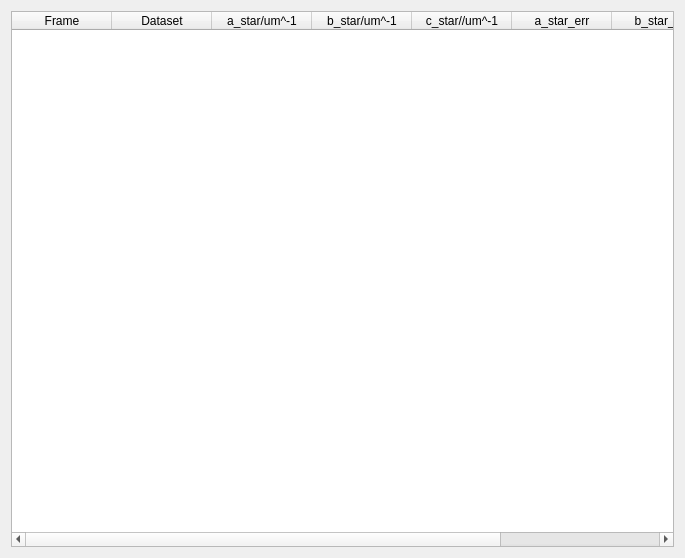
Qt form cxi_viewer/table.ui (lixx11/tools) before a commit.
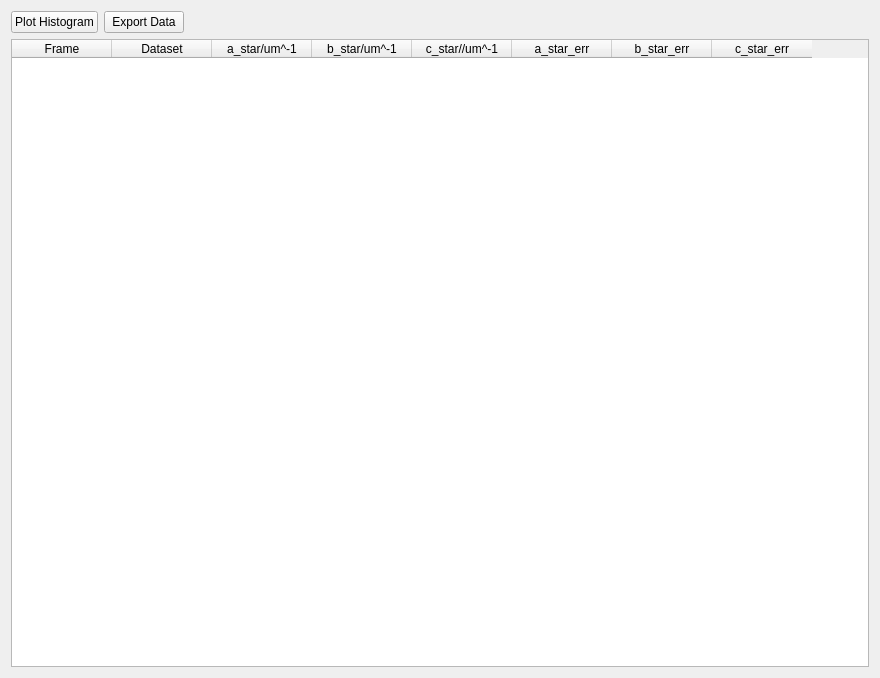
The same form after that commit.

Commit message: [update] add statistics for stream table

Diff of the .ui file:
```diff
--- a/cxi_viewer/table.ui
+++ b/cxi_viewer/table.ui
@@ -6,10 +6,16 @@
    <rect>
     <x>0</x>
     <y>0</y>
-    <width>685</width>
-    <height>558</height>
+    <width>880</width>
+    <height>678</height>
    </rect>
   </property>
+  <property name="sizePolicy">
+   <sizepolicy hsizetype="Expanding" vsizetype="Expanding">
+    <horstretch>0</horstretch>
+    <verstretch>0</verstretch>
+   </sizepolicy>
+  </property>
   <property name="font">
    <font>
     <family>Arial</family>
@@ -18,9 +24,79 @@
   <property name="windowTitle">
    <string>Stream Table</string>
   </property>
+  <layout class="QVBoxLayout" name="verticalLayout_2">
+   <item>
+    <layout class="QVBoxLayout" name="verticalLayout">
+     <item>
   <layout class="QHBoxLayout" name="horizontalLayout">
    <item>
+        <widget class="QPushButton" name="plotHistButton">
+         <property name="text">
+          <string>Plot Histogram</string>
+         </property>
+        </widget>
+       </item>
+       <item>
+        <widget class="QPushButton" name="exportDataButton">
+         <property name="enabled">
+          <bool>true</bool>
+         </property>
+         <property name="text">
+          <string>Export Data</string>
+         </property>
+        </widget>
+       </item>
+       <item>
+        <widget class="QPushButton" name="pushButton">
+         <property name="enabled">
+          <bool>true</bool>
+         </property>
+         <property name="maximumSize">
+          <size>
+           <width>77</width>
+           <height>16777215</height>
+          </size>
+         </property>
+         <property name="styleSheet">
+          <string notr="true">background-color:transparent;border:0;</string>
+         </property>
+         <property name="text">
+          <string/>
+         </property>
+         <property name="default">
+          <bool>true</bool>
+         </property>
+        </widget>
+       </item>
+       <item>
+        <spacer name="horizontalSpacer">
+         <property name="orientation">
+          <enum>Qt::Horizontal</enum>
+         </property>
+         <property name="sizeHint" stdset="0">
+          <size>
+           <width>40</width>
+           <height>20</height>
+          </size>
+         </property>
+        </spacer>
+       </item>
+      </layout>
+     </item>
+     <item>
     <widget class="QTableWidget" name="table">
+       <property name="enabled">
+        <bool>true</bool>
+       </property>
+       <property name="focusPolicy">
+        <enum>Qt::WheelFocus</enum>
+       </property>
+       <attribute name="horizontalHeaderCascadingSectionResizes">
+        <bool>false</bool>
+       </attribute>
+       <attribute name="horizontalHeaderStretchLastSection">
+        <bool>false</bool>
+       </attribute>
      <attribute name="verticalHeaderVisible">
       <bool>false</bool>
      </attribute>
@@ -65,6 +141,8 @@
       </property>
      </column>
     </widget>
+     </item>
+    </layout>
    </item>
   </layout>
  </widget>
```
Lines whose indentation alone changed are shown as unchanged. The commit also changes 1 other file.
